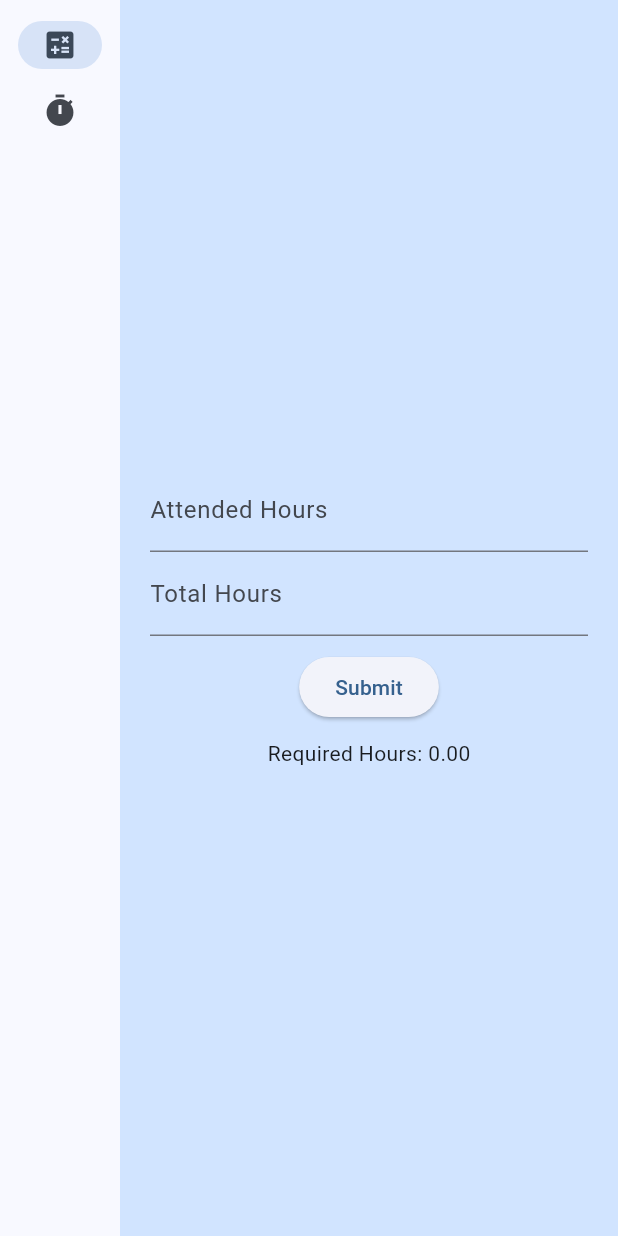
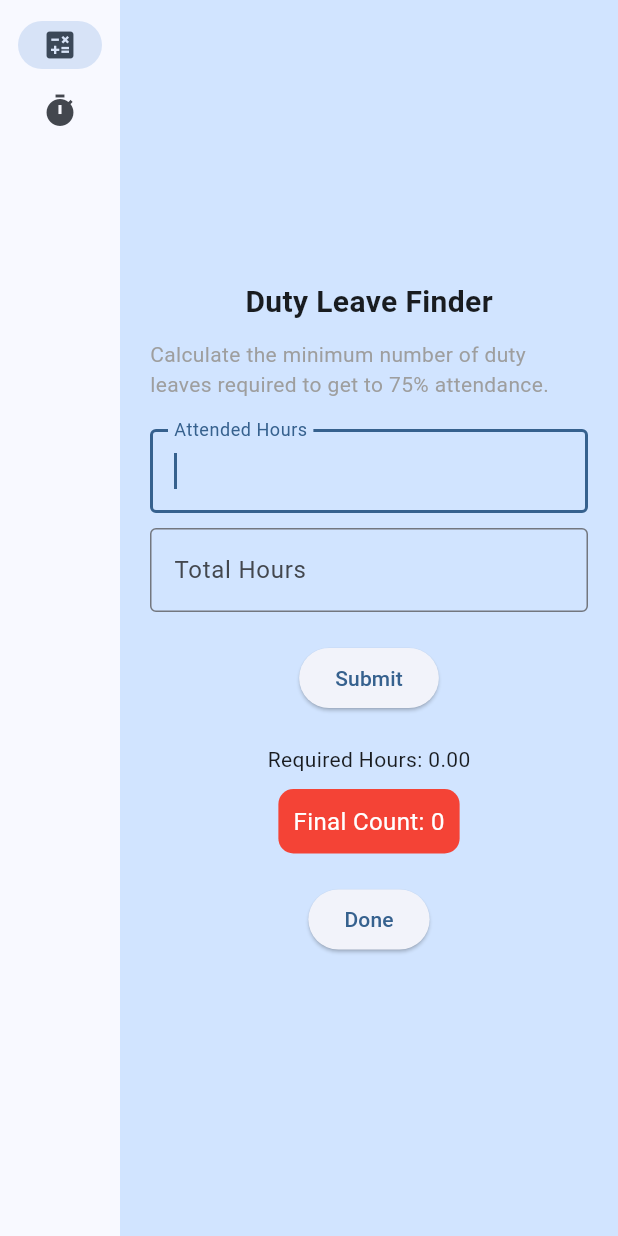
Before and after one commit to Vishnu-KV-23/x75Attendance, a Flutter app: the screen it shows after launch, after a tap on "Submit", on a phone screen of 412 x 824 dp. Run offline on Flutter 3.47's test engine with Material 3 defaults, Android fonts, the phone set to English and light mode, and no system bars.

Commit message:
added aesthetic changes and some extras for easy usability

```diff
--- a/lib/main.dart
+++ b/lib/main.dart
@@ -24,14 +24,27 @@ class MyApp extends StatelessWidget {
 
 class AttendanceState extends ChangeNotifier {
   double result = 0;
+  int roundedResult = 0;
+  bool showResults = false;
 
   void calculateDutyLeave(double attendedHours, double totalHours) {
     result = (0.75 * totalHours) - attendedHours;
+    roundedResult = result.ceil();
+    showResults = true;
     notifyListeners();
   }
 
   void calculateMinPeriods(double attendedHours, double totalHours) {
     result = ((0.75 * totalHours) - attendedHours) / 0.25;
+    roundedResult = result.ceil();
+    showResults = true;
+    notifyListeners();
+  }
+
+  void reset() {
+    result = 0;
+    roundedResult = 0;
+    showResults = false;
     notifyListeners();
   }
 }
@@ -50,8 +63,10 @@ class _HomePageState extends State<HomePage> {
     switch (selectedIndex) {
       case 0:
         page = DutyLeaveFinder();
+        break;
       case 1:
         page = MinPeriodCounter();
+        break;
       default:
         throw UnimplementedError('No widget for $selectedIndex');
     }
@@ -105,17 +120,23 @@ class DutyLeaveFinder extends StatelessWidget {
         child: Column(
           mainAxisAlignment: MainAxisAlignment.center,
           children: [
+            Text("Duty Leave Finder", style: TextStyle(fontSize: 20, fontWeight: FontWeight.bold)),
+            SizedBox(height: 10),
+            Text("Calculate the minimum number of duty leaves required to get to 75% attendance.", style: TextStyle(fontSize: 14, color: Colors.grey)),
+            SizedBox(height: 20),
             TextField(
               controller: attendedController,
               keyboardType: TextInputType.number,
-              decoration: InputDecoration(labelText: 'Attended Hours'),
+              autofocus: true,
+              decoration: InputDecoration(labelText: 'Attended Hours', border: OutlineInputBorder()),
             ),
+            SizedBox(height: 10),
             TextField(
               controller: totalController,
               keyboardType: TextInputType.number,
-              decoration: InputDecoration(labelText: 'Total Hours'),
+              decoration: InputDecoration(labelText: 'Total Hours', border: OutlineInputBorder()),
             ),
-            SizedBox(height: 10),
+            SizedBox(height: 20),
             ElevatedButton(
               onPressed: () {
                 double attended = double.tryParse(attendedController.text) ?? 0;
@@ -124,8 +145,28 @@ class DutyLeaveFinder extends StatelessWidget {
               },
               child: Text('Submit'),
             ),
-            SizedBox(height: 10),
-            Text('Required Hours: ${appState.result.toStringAsFixed(2)}'),
+            if (appState.showResults) ...[
+              SizedBox(height: 20),
+              Text('Required Hours: ${appState.result.toStringAsFixed(2)}'),
+              SizedBox(height: 10),
+              Container(
+                padding: EdgeInsets.all(10),
+                decoration: BoxDecoration(
+                  color: Colors.red,
+                  borderRadius: BorderRadius.circular(10),
+                ),
+                child: Text('Final Count: ${appState.roundedResult}', style: TextStyle(color: Colors.white, fontSize: 16)),
+              ),
+              SizedBox(height: 20),
+              ElevatedButton(
+                onPressed: () {
+                  attendedController.clear();
+                  totalController.clear();
+                  appState.reset();
+                },
+                child: Text('Done'),
+              ),
+            ],
           ],
         ),
       ),
@@ -146,17 +187,23 @@ class MinPeriodCounter extends StatelessWidget {
         child: Column(
           mainAxisAlignment: MainAxisAlignment.center,
           children: [
+            Text("Minimum Hour Counter", style: TextStyle(fontSize: 20, fontWeight: FontWeight.bold)),
+            SizedBox(height: 10),
+            Text("Calculate minimum additional hours required for 75% attendance.", style: TextStyle(fontSize: 14, color: Colors.grey)),
+            SizedBox(height: 20),
             TextField(
               controller: attendedController,
               keyboardType: TextInputType.number,
-              decoration: InputDecoration(labelText: 'Attended Hours'),
+              autofocus: true,
+              decoration: InputDecoration(labelText: 'Attended Hours', border: OutlineInputBorder()),
             ),
+            SizedBox(height: 10),
             TextField(
               controller: totalController,
               keyboardType: TextInputType.number,
-              decoration: InputDecoration(labelText: 'Total Hours'),
+              decoration: InputDecoration(labelText: 'Total Hours', border: OutlineInputBorder()),
             ),
-            SizedBox(height: 10),
+            SizedBox(height: 20),
             ElevatedButton(
               onPressed: () {
                 double attended = double.tryParse(attendedController.text) ?? 0;
@@ -165,8 +212,19 @@ class MinPeriodCounter extends StatelessWidget {
               },
               child: Text('Submit'),
             ),
-            SizedBox(height: 10),
-            Text('Required Periods: ${appState.result.toStringAsFixed(2)}'),
+            if (appState.showResults) ...[
+              SizedBox(height: 20),
+              Text('Required Periods: ${appState.result.toStringAsFixed(2)}'),
+              SizedBox(height: 10),
+              ElevatedButton(
+                onPressed: () {
+                  attendedController.clear();
+                  totalController.clear();
+                  appState.reset();
+                },
+                child: Text('Done'),
+              ),
+            ],
           ],
         ),
       ),
```
